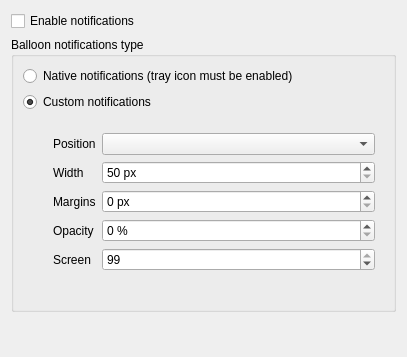
First picture: the form in src/librssguard/gui/settings/settingsnotifications.ui, repository martinrotter/rssguard, before the edit.
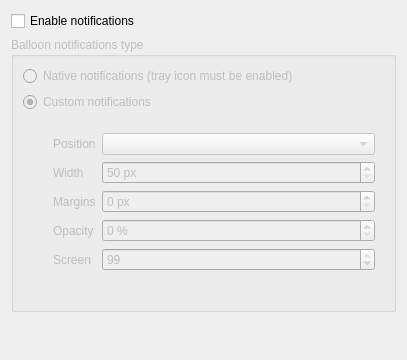
Second picture: the form after the edit. Custom widgets are drawn as their Qt base class.

Diff of the .ui file:
```diff
--- a/src/librssguard/gui/settings/settingsnotifications.ui
+++ b/src/librssguard/gui/settings/settingsnotifications.ui
@@ -7,7 +7,7 @@
     <x>0</x>
     <y>0</y>
     <width>407</width>
-    <height>357</height>
+    <height>360</height>
    </rect>
   </property>
   <layout class="QFormLayout" name="formLayout">
@@ -33,6 +33,9 @@
    </item>
    <item row="2" column="0" colspan="2">
     <widget class="QGroupBox" name="m_gbNotificationsType">
+     <property name="enabled">
+      <bool>false</bool>
+     </property>
      <property name="title">
       <string>Balloon notifications type</string>
      </property>
```
